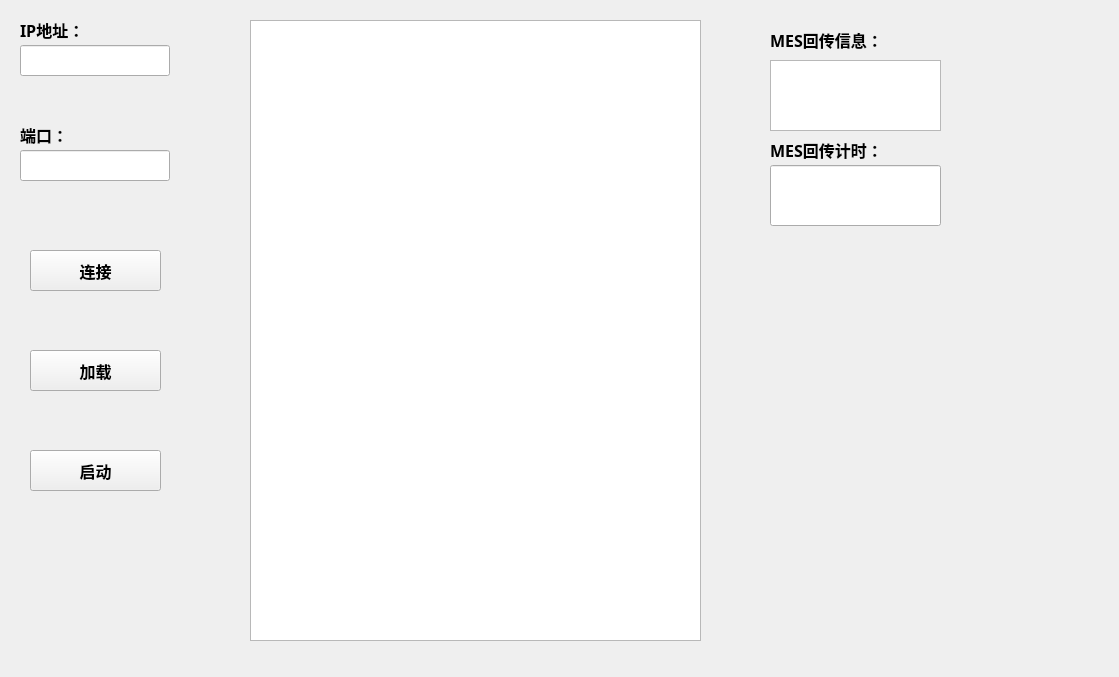
This is up_load.ui in Harleyhua/monitor_mi_info as Qt 5 draws it before an edit. The edited form follows.
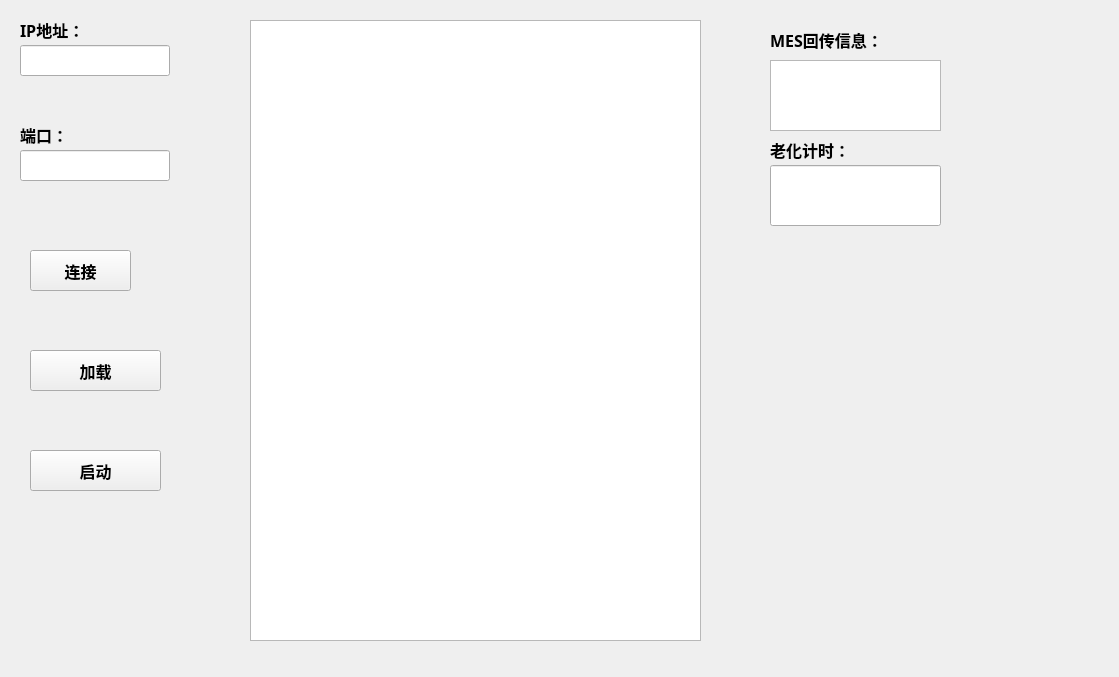
This is the edited form.

```diff
--- a/up_load.ui
+++ b/up_load.ui
@@ -52,7 +52,7 @@
     <rect>
      <x>30</x>
      <y>250</y>
-     <width>131</width>
+     <width>101</width>
      <height>41</height>
     </rect>
    </property>
@@ -216,7 +216,7 @@
     </font>
    </property>
    <property name="text">
-    <string>MES回传计时：</string>
+    <string>老化计时：</string>
    </property>
   </widget>
   <widget class="QTextEdit" name="reply_Edit">
@@ -229,6 +229,19 @@
     </rect>
    </property>
   </widget>
+  <widget class="QLabel" name="LED_label">
+   <property name="geometry">
+    <rect>
+     <x>150</x>
+     <y>260</y>
+     <width>53</width>
+     <height>15</height>
+    </rect>
+   </property>
+   <property name="text">
+    <string/>
+   </property>
+  </widget>
  </widget>
  <resources/>
  <connections/>
```
Left out of the diff: 2 changed lines with no effect on the pictures.
